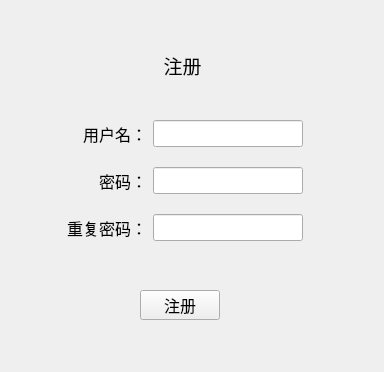
Qt form forms/form_register.ui (FrancisOWO/NetSyncDisk) before a commit.
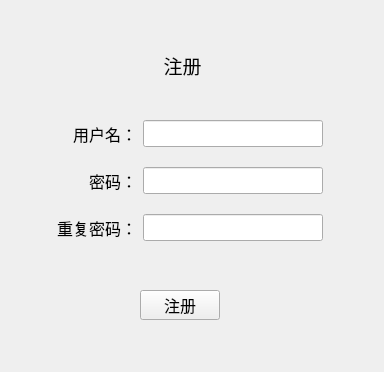
The same form after that commit.

```diff
--- a/forms/form_register.ui
+++ b/forms/form_register.ui
@@ -52,12 +52,12 @@
     <string>注册</string>
    </property>
   </widget>
-  <widget class="QWidget" name="">
+  <widget class="QWidget" name="layoutWidget">
    <property name="geometry">
     <rect>
-     <x>60</x>
+     <x>50</x>
      <y>120</y>
-     <width>243</width>
+     <width>273</width>
      <height>121</height>
     </rect>
    </property>
@@ -81,13 +81,13 @@
      <widget class="QLineEdit" name="lnUsername">
       <property name="minimumSize">
        <size>
-        <width>150</width>
+        <width>180</width>
         <height>0</height>
        </size>
       </property>
       <property name="maximumSize">
        <size>
-        <width>150</width>
+        <width>180</width>
         <height>16777215</height>
        </size>
       </property>
@@ -143,13 +143,13 @@
      <widget class="QLineEdit" name="lnPwd1">
       <property name="minimumSize">
        <size>
-        <width>150</width>
+        <width>180</width>
         <height>0</height>
        </size>
       </property>
       <property name="maximumSize">
        <size>
-        <width>150</width>
+        <width>180</width>
         <height>16777215</height>
        </size>
       </property>
@@ -158,6 +158,9 @@
         <pointsize>12</pointsize>
        </font>
       </property>
+      <property name="echoMode">
+       <enum>QLineEdit::Password</enum>
+      </property>
      </widget>
     </item>
     <item row="3" column="0">
@@ -205,13 +208,13 @@
      <widget class="QLineEdit" name="lnPwd2">
       <property name="minimumSize">
        <size>
-        <width>150</width>
+        <width>180</width>
         <height>0</height>
        </size>
       </property>
       <property name="maximumSize">
        <size>
-        <width>150</width>
+        <width>180</width>
         <height>16777215</height>
        </size>
       </property>
@@ -220,6 +223,9 @@
         <pointsize>12</pointsize>
        </font>
       </property>
+      <property name="echoMode">
+       <enum>QLineEdit::Password</enum>
+      </property>
      </widget>
     </item>
    </layout>
```
